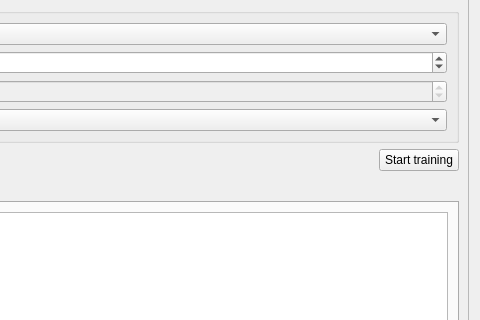
Qt form eis_qgis_plugin/resources/ui/modeling/training.ui (GispoCoding/eis_qgis_plugin) before a commit; both pictures show x 193 to 673 and y 276 to 596 of the 673 by 804 pixel window.
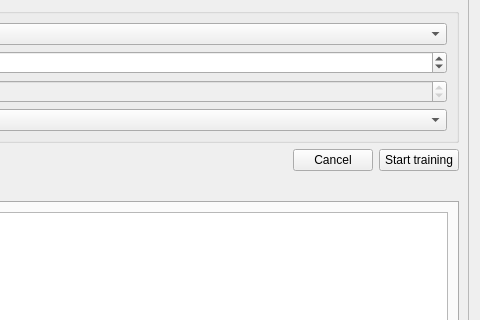
The same form after that commit. Custom widgets are drawn as their Qt base class.

What changed in the file:
```diff
--- a/eis_qgis_plugin/resources/ui/modeling/training.ui
+++ b/eis_qgis_plugin/resources/ui/modeling/training.ui
@@ -23,7 +23,7 @@
       <property name="geometry">
        <rect>
         <x>0</x>
-        <y>-27</y>
+        <y>0</y>
         <width>639</width>
         <height>811</height>
        </rect>
@@ -264,6 +264,13 @@
            </property>
           </spacer>
          </item>
+         <item>
+          <widget class="QPushButton" name="cancel_training_btn">
+           <property name="text">
+            <string>Cancel</string>
+           </property>
+          </widget>
+         </item>
          <item>
           <widget class="QPushButton" name="start_training_btn">
            <property name="text">
```
